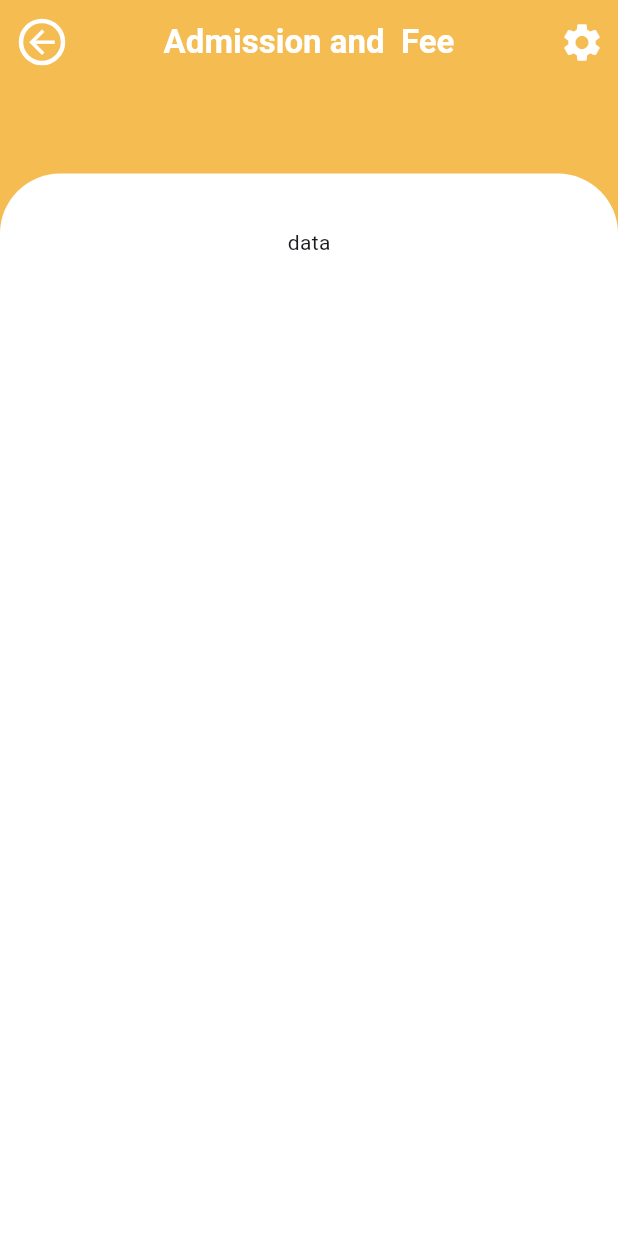
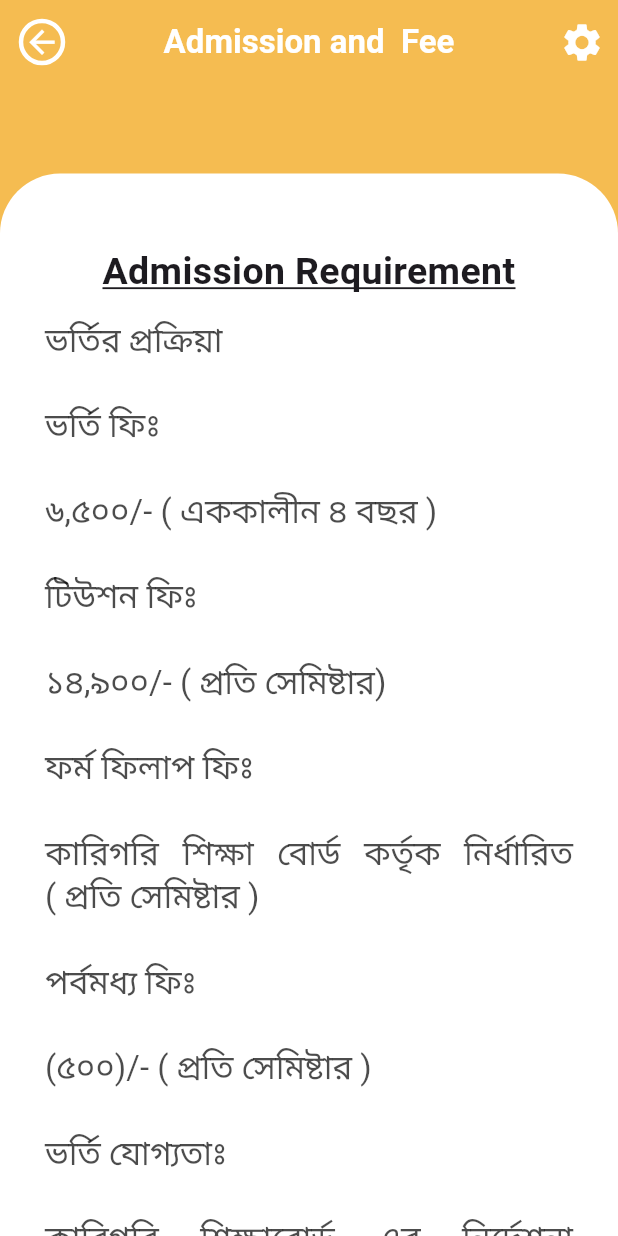
Before and after one commit to Ankan121/PPI_Polytechnic_App, a Flutter app: the AdmissionRequirement screen opened by its route, on a phone screen of 412 x 824 dp. Run offline on Flutter 3.47's test engine with Material 3 defaults, Android fonts, the phone set to English and light mode, and no system bars; our stand-ins replace flutter_screenutil, get.

Commit message:
admission and fee

```diff
--- a/lib/controller/homeController.dart
+++ b/lib/controller/homeController.dart
@@ -67,18 +67,23 @@ class HomeContrller extends GetxController{
   List AdmissionandfeeItems = [
     {
       'buttonitem' : 'Admission Requirement',
+      'page' : 'AdmissionRequirement',
     },
     {
       'buttonitem' : 'Admission Fee',
+      'page' : 'AdmissionFee',
     },
     {
       'buttonitem' : 'Wavier',
+      'page' : 'Wavier',
     },
     {
       'buttonitem' : 'Kanchan Foundation Association',
+      'page' : 'KanchanFA',
     },
     {
       'buttonitem' : 'Online Apply',
+      'page' : 'OnlineApply',
     },
   ];
 
--- a/lib/routes/Routes.dart
+++ b/lib/routes/Routes.dart
@@ -4,7 +4,11 @@ import 'package:ppi/routes/routesName.dart';
 import 'package:ppi/views/splashScreen/splashScreen.dart';
 
 import '../views/homescreen/HomeGridViewItems/AdmissionandFee/AdmissionAndFee.dart';
-import '../views/homescreen/HomeGridViewItems/AdmissionandFee/admissionview.dart';
+import '../views/homescreen/HomeGridViewItems/AdmissionandFee/admissionview/admissionfee.dart';
+import '../views/homescreen/HomeGridViewItems/AdmissionandFee/admissionview/admissionrequirement.dart';
+import '../views/homescreen/HomeGridViewItems/AdmissionandFee/admissionview/kanchanfa.dart';
+import '../views/homescreen/HomeGridViewItems/AdmissionandFee/admissionview/onlineapply.dart';
+import '../views/homescreen/HomeGridViewItems/AdmissionandFee/admissionview/wavier.dart';
 import '../views/homescreen/HomeGridViewItems/aboutinstitute.dart';
 import '../views/homescreen/HomeGridViewItems/department.dart';
 import '../views/homescreen/HomeGridViewItems/entertainment.dart';
@@ -47,7 +51,15 @@ class Routes{
       case RoutesName.AboutInstitute:
         return MaterialPageRoute(builder: (context)=> const AboutInstitute());
       case RoutesName.AdmissionRequirement:
-        return MaterialPageRoute(builder: (context)=> const AdmissionRequirement());
+        return MaterialPageRoute(builder: (context)=>  AdmissionRequirement());
+      case RoutesName.AdmissionFee:
+        return MaterialPageRoute(builder: (context)=>  AdmissionFee());
+      case RoutesName.OnlineApply:
+        return MaterialPageRoute(builder: (context)=>  OnlineApply());
+      case RoutesName.Wavier:
+        return MaterialPageRoute(builder: (context)=>  Wavier());
+      case RoutesName.KanchanFA:
+        return MaterialPageRoute(builder: (context)=>  KanchanFA());
       default:
         return MaterialPageRoute(builder: (context)=> const Splashscreen());
     }
--- a/lib/routes/routesName.dart
+++ b/lib/routes/routesName.dart
@@ -29,4 +29,12 @@ class RoutesName{
   //====================Admission And Fee===============
   //AdmissionRequirement
   static const AdmissionRequirement = 'AdmissionRequirement';
+  //Admission Fee
+  static const AdmissionFee = 'AdmissionFee';
+  //Kanchan FoundationAssociation
+  static const KanchanFA = 'KanchanFA';
+  //OnlineApply
+  static const OnlineApply = 'OnlineApply';
+  //Wavier
+  static const Wavier = 'Wavier';
 }
--- a/lib/views/homescreen/HomeGridViewItems/AdmissionandFee/AdmissionAndFee.dart
+++ b/lib/views/homescreen/HomeGridViewItems/AdmissionandFee/AdmissionAndFee.dart
@@ -7,7 +7,7 @@ import 'package:ppi/main.dart';
 
 import '../../../../constants/customtext.dart';
 import '../../../../controller/homeController.dart';
-import 'admissionview.dart';
+import 'admissionview/admissionrequirement.dart';
 
 class Admissionandfee extends StatefulWidget {
   const Admissionandfee({super.key});
@@ -103,7 +103,9 @@ class _AdmissionandfeeState extends State<Admissionandfee> {
                               return Padding(
                                 padding: const EdgeInsets.all(20.0),
                                 child: custombuttom(onpresed: (){
-                                  Get.to(AdmissionRequirement());
+                                  Get.toNamed(
+                                    homcon.AdmissionandfeeItems[index]['page'],
+                                  );
                                 }, text:  '${homcon.AdmissionandfeeItems[index]['buttonitem']}', textStyle: largeblack,),
                               );
                             },
--- /dev/null
+++ b/lib/views/homescreen/HomeGridViewItems/AdmissionandFee/admissionview/admissionrequirement.dart
@@ -0,0 +1,122 @@
+import 'package:flutter/material.dart';
+import 'package:flutter_screenutil/flutter_screenutil.dart';
+import 'package:get/get.dart';
+import 'package:ppi/constants/color.dart';
+import 'package:ppi/constants/custombutton.dart';
+import 'package:ppi/main.dart';
+
+import '../../../../../constants/customtext.dart';
+import '../../../../../controller/homeController.dart';
+
+class AdmissionRequirement extends StatefulWidget {
+  AdmissionRequirement({super.key,});
+
+
+
+  @override
+  State<AdmissionRequirement> createState() => _AdmissionRequirementState();
+}
+
+class _AdmissionRequirementState extends State<AdmissionRequirement> {
+
+
+  @override
+  Widget build(BuildContext context) {
+
+    final TextStyle? largeblack = TextFormate(colors: Colors.black.withOpacity(0.7)).textLargeFormate(context);
+    final TextStyle? largewhite = TextFormate(colors: Colors.white).textLargeFormate(context);
+    final TextStyle? mediumblack = TextFormate(colors: Colors.black).textMediumFormate(context);
+    final TextStyle? smallblack = TextFormate(colors: Colors.black).textSmallFormate(context);
+
+
+    return GetBuilder<HomeContrller>(builder: (HomeContrller homcon) {
+      return Scaffold(
+        backgroundColor: AppColor.homepageappbarcolor,
+        appBar: AppBar(
+          backgroundColor: AppColor.homepageappbarcolor,
+          leading: IconButton(
+            icon: Container(
+              // height: 10,
+              // width: 10,
+                decoration: BoxDecoration(
+                  borderRadius: BorderRadius.circular(100),
+                  border: Border.all(
+                    width: 3,
+                    color: Colors.white,
+                    style: BorderStyle.solid,
+                  ),
+                ),
+                child: Icon(Icons.arrow_back,color: AppColor.whiteColor,size: 25,)), // এই আইকনটি বাম দিকে অ্যারো দেখাবে
+            onPressed: () {
+              Get.back(); // এটি ব্যাক ন্যাভিগেশনের জন্য ব্যবহার করা হয়
+            },
+          ),
+          actions: [
+            IconButton(onPressed: (){}, icon: Icon(Icons.settings,color: AppColor.whiteColor,size: 30,))
+          ],
+          title: Text(
+            'Admission and  Fee',  // এখানে প্রাপ্ত নামটি দেখানো হচ্ছে
+            style: context.textTheme.titleLarge?.copyWith(
+              color: AppColor.whiteColor,
+              fontWeight: FontWeight.bold,
+            ),
+          ),
+          centerTitle: true,
+        ),
+        body: SingleChildScrollView(
+          child: Column(
+            children: [
+              SizedBox(height: 50.h,),
+              Container(
+                height: 600.h,
+                width: double.infinity.w,
+                decoration: BoxDecoration(
+                  color: AppColor.whiteColor,
+                  borderRadius: BorderRadius.only(
+                    topRight: Radius.circular(40.0),
+                    topLeft: Radius.circular(40.0),
+                  ),
+                ),
+                child:  SingleChildScrollView(
+                  child: Column(
+                    children: [
+                      SizedBox(height: 15.h,),
+                      Padding(
+                        padding: const EdgeInsets.all(30.0),
+                        child: Column(
+                          children: [
+                            Text('Admission Requirement',style: TextStyle(fontSize: 25,fontWeight: FontWeight.bold,decoration: TextDecoration.underline, ),textAlign: TextAlign.center,),
+                            SizedBox(height: 10.h,),
+                            Text(           '''ভর্তির প্রক্রিয়া\n
+ভর্তি ফিঃ\n
+৬,৫০০/- ( এককালীন ৪ বছর )\n
+টিউশন ফিঃ\n
+১৪,৯০০/- ( প্রতি সেমিষ্টার)\n
+ফর্ম ফিলাপ ফিঃ\n
+কারিগরি শিক্ষা বোর্ড কর্তৃক নির্ধারিত ( প্রতি সেমিষ্টার )\n
+পর্বমধ্য ফিঃ\n
+(৫০০)/- ( প্রতি সেমিষ্টার )\n
+ভর্তি যোগ্যতাঃ\n
+কারিগরি শিক্ষাবোর্ড এর নির্দেশনা অনুসারে যে কোন সালে পাশকৃত করা দেশের সকল শিক্ষা বোর্ড এবং বাংলাদেশ উন্মুক্ত বিশ্ববিদ্যালয়ের অধীনে অনুষ্ঠিত এসএসসি / দাখিল / এসএসসি (ভোকেশনাল) / সমমান পরীক্ষায় উত্তীর্ণ এবং কমপক্ষে জিপিএ ২.০০ প্রাপ্ত শিক্ষার্থীরা এবং ‘ও’ লেভেলের যেকোন একটি বিষয়ে ‘ডি’ গ্রেড এবং গণিতসহ অন্য যেকোন দুটি বিষয়ে নূন্যতম ‘ই’ গ্রেড পেয়ে উত্তীর্ণ শিক্ষার্থীরা ভর্তির জন্য আবেদন করতে পারবে।\n
+ভর্তির প্রয়োজনীয় কাগজপত্রঃ\n
+০২ (দুই) কপি পাসপোর্ট সাইজের রঙ্গিন ছবি, এসএসসি/দাখিল পরীক্ষার মূল নম্বরপত্র এবং ফটোকপি, অভিভাবকের পরিচয়পত্র এর ফটোকপি, এসএসসি পরীক্ষার প্রবেশপত্র/ রেজিষ্ট্রেশন কার্ডের ফটোকপি।\n
+সরাসরি তৃতীয় পর্বে ভর্তির জন্য:\n
+১। ০২(দুই) কপি পাসপোর্ট সাইজের রঙ্গিন ছবি, এসএসসি /দাখিল ও এইচএসসি/আলিম পরীক্ষার মূল নম্বরপত্র এবং ফটোকপি, অভিভাবকের পরিচয়পত্র এর ফটোকপি, এসএসসি / দাখিল ও এইচএসসি / আলিম পরীক্ষার প্রবেশপত্র/ রেজিষ্ট্রেশন কার্ডের ফটোকপি।\n
+২। বিজ্ঞান বিভাগ হতে পাশ করতে হবে এবং উচ্চতর গণিত থাকতে হবে।'''
+                            ,
+                              style: largeblack, textAlign: TextAlign.justify,),
+                          ],
+                        ),
+                      ),
+                    ],
+                  ),
+                ),
+              ),
+            ],
+          ),
+        ),
+      );
+    }
+    );
+  }
+}
--- a/lib/views/homescreen/HomeGridViewItems/AdmissionandFee/admissionview.dart
+++ b/lib/views/homescreen/HomeGridViewItems/AdmissionandFee/admissionview/onlineapply.dart
@@ -5,18 +5,21 @@ import 'package:ppi/constants/color.dart';
 import 'package:ppi/constants/custombutton.dart';
 import 'package:ppi/main.dart';
 
-import '../../../../constants/customtext.dart';
-import '../../../../controller/homeController.dart';
+import '../../../../../constants/customtext.dart';
+import '../../../../../controller/homeController.dart';
 
-class AdmissionRequirement extends StatefulWidget {
-  const AdmissionRequirement({super.key});
+class OnlineApply extends StatefulWidget {
+  OnlineApply({super.key,});
+
 
 
   @override
-  State<AdmissionRequirement> createState() => _AdmissionRequirementState();
+  State<OnlineApply> createState() => _OnlineApplyState();
 }
 
-class _AdmissionRequirementState extends State<AdmissionRequirement> {
+class _OnlineApplyState extends State<OnlineApply> {
+
+
   @override
   Widget build(BuildContext context) {
 
@@ -77,8 +80,11 @@ class _AdmissionRequirementState extends State<AdmissionRequirement> {
                 child:  SingleChildScrollView(
                   child: Column(
                     children: [
-                      SizedBox(height: 30.h,),
-                      Text('data'),
+                      SizedBox(height: 15.h,),
+                      Padding(
+                        padding: const EdgeInsets.all(30.0),
+                        child: Text('aa',style: largeblack, textAlign: TextAlign.justify,),
+                      ),
                     ],
                   ),
                 ),
```
Also changed, not shown: lib/views/homescreen/HomeGridViewItems/AdmissionandFee/admissionview/admissionfee.dart (added, +99 -0 lines), lib/views/homescreen/HomeGridViewItems/AdmissionandFee/admissionview/kanchanfa.dart (added, +99 -0 lines), lib/views/homescreen/HomeGridViewItems/AdmissionandFee/admissionview/wavier.dart (added, +99 -0 lines).
